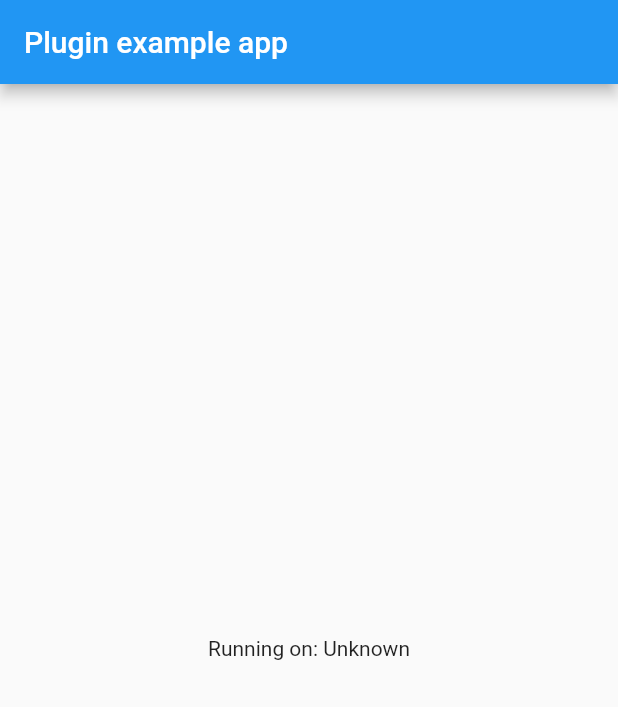
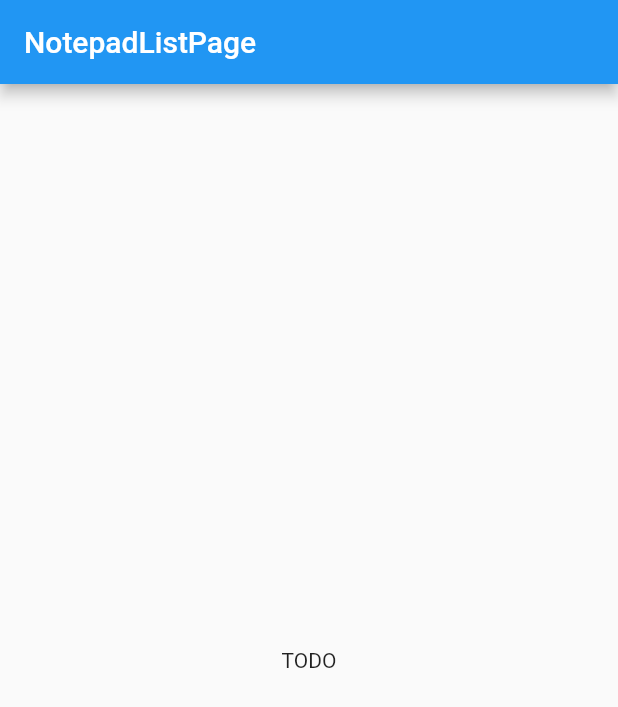
Before and after one commit to woodemi/notepad-core-flutter, a Flutter app: the screen it shows after launch, on a phone screen of 412 x 824 dp. Shown: the top 707 px of the screen. Run offline on Flutter 3.47's test engine with Material 2 defaults, Android fonts, the phone set to English and light mode, and no system bars.

Commit message:
Add NotepadListPage
Signed-off-by: wangkun <wangkun@woodemi.com>

```diff
--- /dev/null
+++ b/example/lib/NotepadListPage.dart
@@ -0,0 +1,15 @@
+import 'package:flutter/material.dart';
+
+class NotepadListPage extends StatelessWidget {
+  @override
+  Widget build(BuildContext context) {
+    return Scaffold(
+      appBar: AppBar(
+        title: Text('NotepadListPage'),
+      ),
+      body: Center(
+        child: Text('TODO'),
+      ),
+    );
+  }
+}
--- a/example/lib/main.dart
+++ b/example/lib/main.dart
@@ -1,56 +1,14 @@
 import 'package:flutter/material.dart';
-import 'dart:async';
 
-import 'package:flutter/services.dart';
-import 'package:notepad_core/notepad_core.dart';
+import 'NotepadListPage.dart';
 
 void main() => runApp(MyApp());
 
-class MyApp extends StatefulWidget {
-  @override
-  _MyAppState createState() => _MyAppState();
-}
-
-class _MyAppState extends State<MyApp> {
-  String _platformVersion = 'Unknown';
-
-  @override
-  void initState() {
-    super.initState();
-    initPlatformState();
-  }
-
-  // Platform messages are asynchronous, so we initialize in an async method.
-  Future<void> initPlatformState() async {
-    String platformVersion;
-    // Platform messages may fail, so we use a try/catch PlatformException.
-    try {
-      platformVersion = await NotepadCore.platformVersion;
-    } on PlatformException {
-      platformVersion = 'Failed to get platform version.';
-    }
-
-    // If the widget was removed from the tree while the asynchronous platform
-    // message was in flight, we want to discard the reply rather than calling
-    // setState to update our non-existent appearance.
-    if (!mounted) return;
-
-    setState(() {
-      _platformVersion = platformVersion;
-    });
-  }
-
+class MyApp extends StatelessWidget {
   @override
   Widget build(BuildContext context) {
     return MaterialApp(
-      home: Scaffold(
-        appBar: AppBar(
-          title: const Text('Plugin example app'),
-        ),
-        body: Center(
-          child: Text('Running on: $_platformVersion\n'),
-        ),
-      ),
+      home: NotepadListPage(),
     );
   }
 }
```
